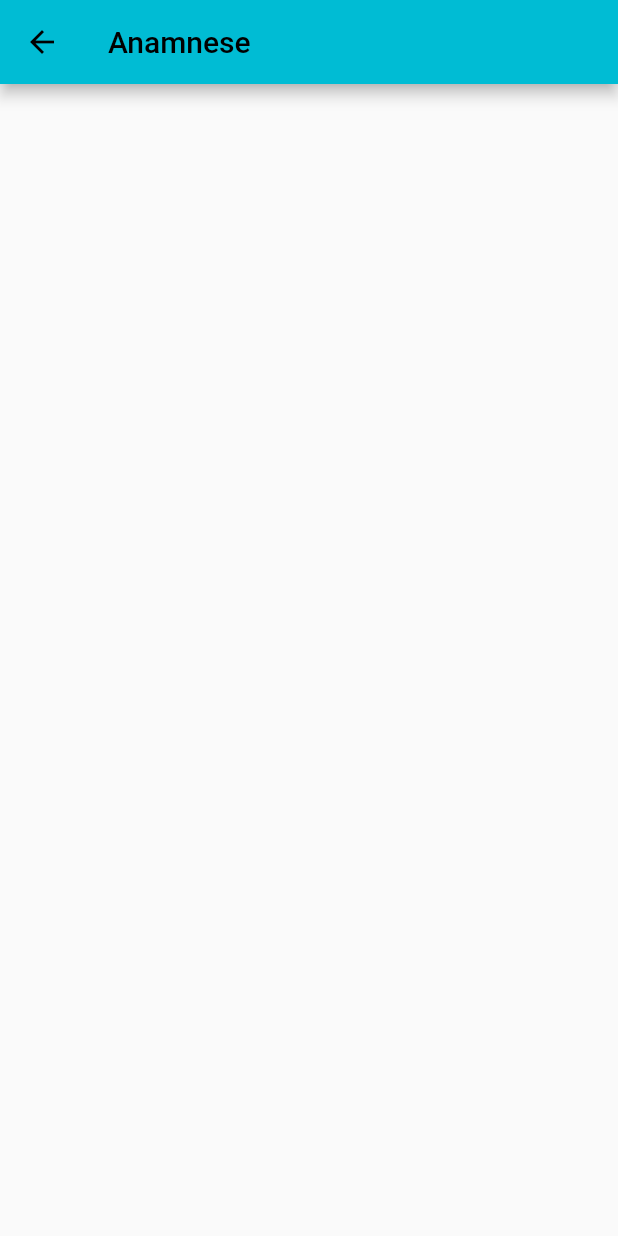
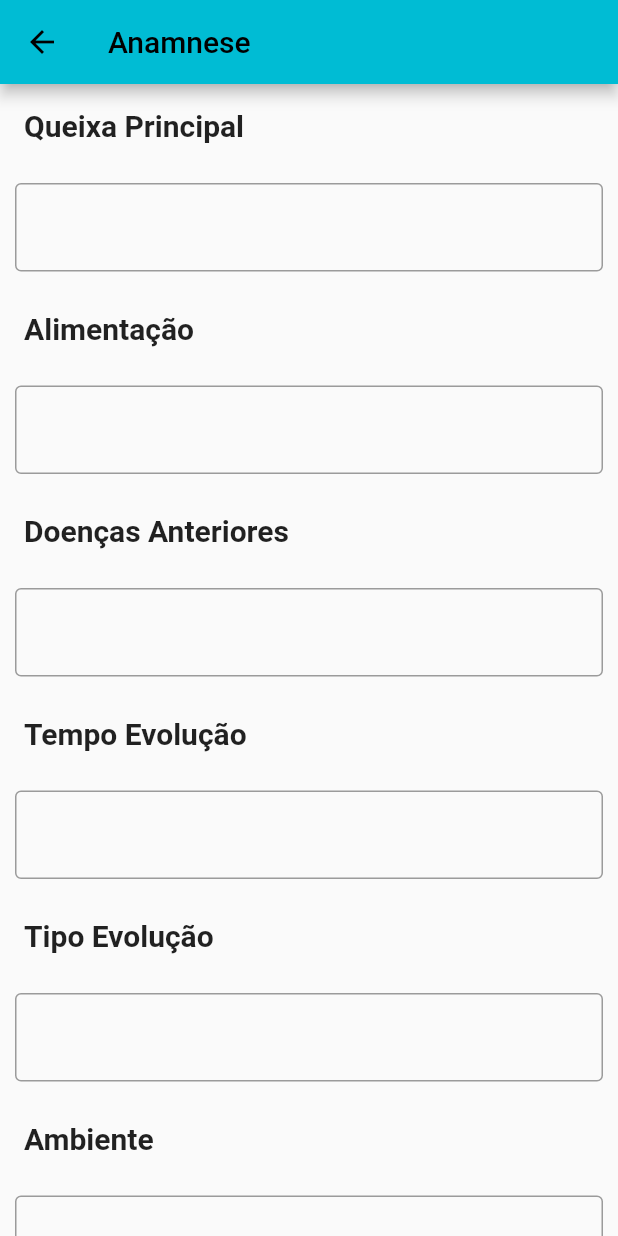
Before and after one commit to pablossousa/petcare, a Flutter app: the Anamnese screen opened directly, on a phone screen of 412 x 824 dp. Run offline on Flutter 3.47's test engine with Material 2 defaults, Android fonts, the phone set to English and light mode, and no system bars.

Commit message:
anamnese 30%

```diff
--- a/lib/anamnese.dart
+++ b/lib/anamnese.dart
@@ -11,9 +11,114 @@ class _AnamneseState extends State<Anamnese> {
   @override
   Widget build(BuildContext context) {
     return Scaffold(
-      appBar: AppBar(
-        title: Text('Anamnese'),
-      ),
-    );
+        appBar: AppBar(
+          title: const Text('Anamnese'),
+        ),
+        body: ListView(
+          children: const [
+            ListTile(
+              title: Text(
+                'Queixa Principal',
+                style: TextStyle(fontSize: 20, fontWeight: FontWeight.bold),
+              ),
+            ),
+            Padding(
+              padding: EdgeInsets.all(10),
+              child: TextField(
+              keyboardType: TextInputType.text,
+              decoration: InputDecoration(
+                  border: OutlineInputBorder(
+                    borderSide: BorderSide(color: Colors.black)
+                  ),
+                  ),
+            )
+            ),
+            ListTile(
+              title: Text(
+                'Alimentação',
+                style: TextStyle(fontSize: 20, fontWeight: FontWeight.bold),
+              ),
+            ),
+            Padding(
+              padding: EdgeInsets.all(10),
+              child: TextField(
+              keyboardType: TextInputType.text,
+              decoration: InputDecoration(
+                  border: OutlineInputBorder(
+                    borderSide: BorderSide(color: Colors.black)
+                  ),
+                  ),
+            )
+            ),
+            ListTile(
+              title: Text(
+                'Doenças Anteriores',
+                style: TextStyle(fontSize: 20, fontWeight: FontWeight.bold),
+              ),
+            ),
+            Padding(
+              padding: EdgeInsets.all(10),
+              child: TextField(
+              keyboardType: TextInputType.text,
+              decoration: InputDecoration(
+                  border: OutlineInputBorder(
+                    borderSide: BorderSide(color: Colors.black)
+                  ),
+                  ),
+            )
+            ),
+            ListTile(
+              title: Text(
+                'Tempo Evolução',
+                style: TextStyle(fontSize: 20, fontWeight: FontWeight.bold),
+              ),
+            ),
+            Padding(
+              padding: EdgeInsets.all(10),
+              child: TextField(
+              keyboardType: TextInputType.text,
+              decoration: InputDecoration(
+                  border: OutlineInputBorder(
+                    borderSide: BorderSide(color: Colors.black)
+                  ),
+                  ),
+            )
+            ),
+            ListTile(
+              title: Text(
+                'Tipo Evolução',
+                style: TextStyle(fontSize: 20, fontWeight: FontWeight.bold),
+              ),
+            ),
+            Padding(
+              padding: EdgeInsets.all(10),
+              child: TextField(
+              keyboardType: TextInputType.text,
+              decoration: InputDecoration(
+                  border: OutlineInputBorder(
+                    borderSide: BorderSide(color: Colors.black)
+                  ),
+                  ),
+            )
+            ),
+            ListTile(
+              title: Text(
+                'Ambiente ',
+                style: TextStyle(fontSize: 20, fontWeight: FontWeight.bold),
+              ),
+            ),
+            Padding(
+              padding: EdgeInsets.all(10),
+              child: TextField(
+              keyboardType: TextInputType.text,
+              decoration: InputDecoration(
+                  border: OutlineInputBorder(
+                    borderSide: BorderSide(color: Colors.black)
+                  ),
+                  ),
+            )
+            )
+          ],
+        ));
   }
 }
--- a/lib/cadastro_pet.dart
+++ b/lib/cadastro_pet.dart
@@ -87,8 +87,7 @@ class _CadastroPetState extends State<CadastroPet> {
                     ElevatedButton(
                       onPressed: () {
                         Navigator.of(context).pushReplacement(
-                          MaterialPageRoute(
-                              builder: (context) => const Menu()),
+                          MaterialPageRoute(builder: (context) => const Menu()),
                         );
                       },
                       child: const Text('Cadastrar'),
```
